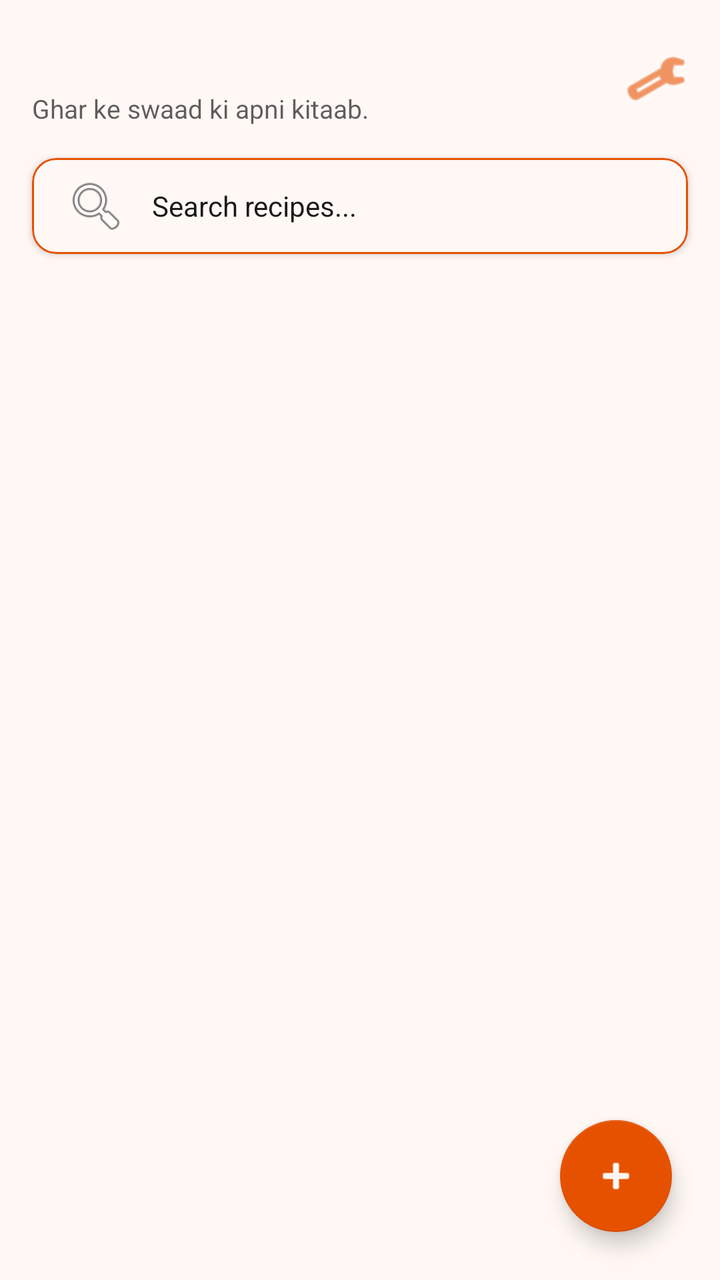
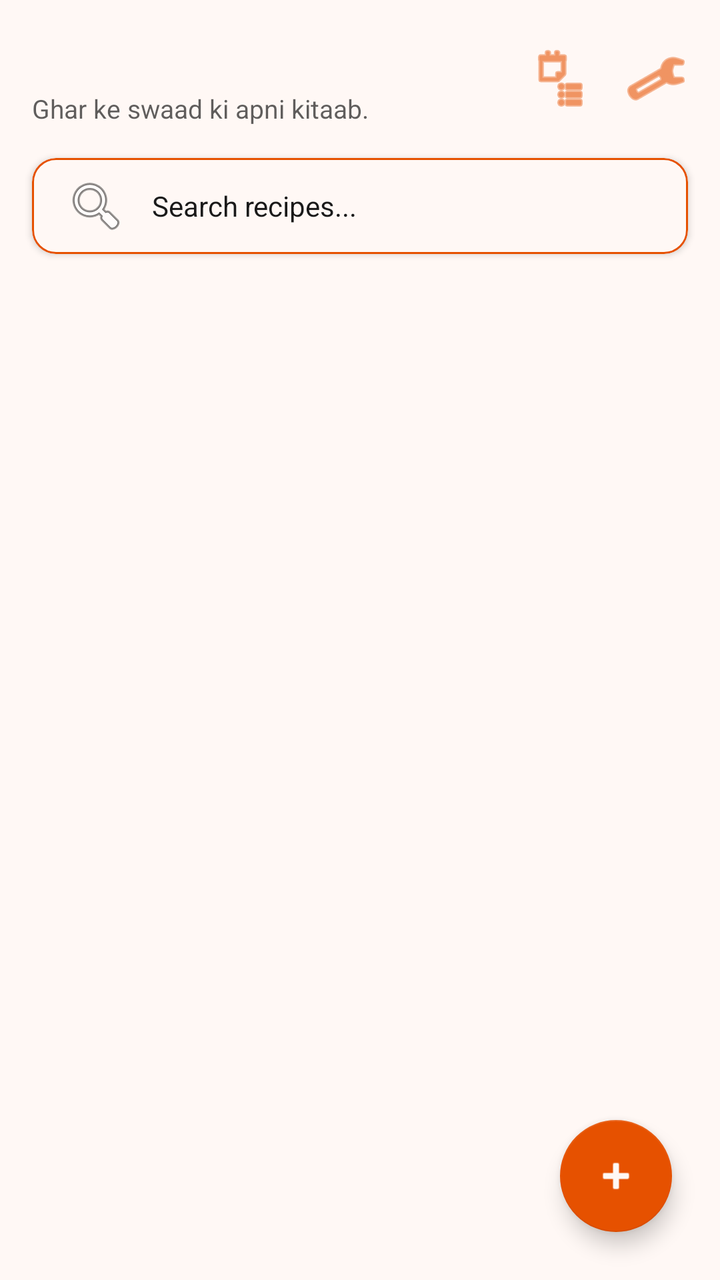

Two renders of the same Android screen: before a commit and after it. Below are the layout's source before the change and the commit's diff.
<!-- AndroidManifest.xml: application theme Theme.Annapurna -->
<!-- res/layout/activity_main.xml -->
<?xml version="1.0" encoding="utf-8"?>
<RelativeLayout xmlns:android="http://schemas.android.com/apk/res/android"
    xmlns:app="http://schemas.android.com/apk/res-auto"
    android:layout_width="match_parent"
    android:layout_height="match_parent"
    android:background="?attr/kitchenBg">

    
    <RelativeLayout
        android:id="@+id/headerLayout"
        android:layout_width="match_parent"
        android:layout_height="wrap_content"
        android:padding="16dp">

        <LinearLayout
            android:layout_width="wrap_content"
            android:layout_height="wrap_content"
            android:layout_alignParentStart="true"
            android:layout_centerVertical="true"
            android:orientation="vertical">

            <TextView
                android:id="@+id/txtGreetingHeader"
                android:layout_width="wrap_content"
                android:layout_height="wrap_content"
                android:fontFamily="sans-serif-bold"
                android:textColor="?attr/kitchenPrimary"
                android:textSize="22sp" />

            <TextView
                android:layout_width="wrap_content"
                android:layout_height="wrap_content"
                android:fontFamily="sans-serif"
                android:text="@string/app_tagline"
                android:textColor="?attr/kitchenTextMain"
                android:textSize="13sp"
                android:alpha="0.7" />
        </LinearLayout>

        <ImageView
            android:id="@+id/btnSettings"
            android:layout_width="32dp"
            android:layout_height="32dp"
            android:layout_alignParentEnd="true"
            android:layout_centerVertical="true"
            android:contentDescription="Settings"
            android:src="@android:drawable/ic_menu_manage"
            app:tint="?attr/kitchenPrimary" />
    </RelativeLayout>

    
    <com.google.android.material.card.MaterialCardView
        android:id="@+id/cardSearch"
        android:layout_width="match_parent"
        android:layout_height="wrap_content"
        android:layout_below="@id/headerLayout"
        android:layout_marginHorizontal="16dp"
        android:layout_marginBottom="12dp"
        app:cardBackgroundColor="?attr/kitchenBg"
        app:cardCornerRadius="12dp"
        app:cardElevation="2dp"
        app:strokeColor="?attr/kitchenPrimary"
        app:strokeWidth="1dp">

        <EditText
            android:id="@+id/etSearch"
            android:layout_width="match_parent"
            android:layout_height="48dp"
            android:background="@null"
            android:drawableStart="@android:drawable/ic_menu_search"
            android:drawablePadding="12dp"
            android:fontFamily="sans-serif"
            android:hint="@string/search_recipes"
            android:paddingHorizontal="16dp"
            android:textColor="?attr/kitchenTextMain"
            android:textColorHint="?attr/kitchenTextMain"
            android:textSize="14sp" />
    </com.google.android.material.card.MaterialCardView>

    
    <androidx.recyclerview.widget.RecyclerView
        android:id="@+id/rvRecipes"
        android:layout_width="match_parent"
        android:layout_height="match_parent"
        android:layout_above="@id/fabAddRecipe"
        android:layout_below="@id/cardSearch"
        android:clipToPadding="false"
        android:padding="12dp" />

    
    <LinearLayout
        android:id="@+id/layoutEmptyState"
        android:layout_width="match_parent"
        android:layout_height="wrap_content"
        android:layout_centerInParent="true"
        android:gravity="center"
        android:orientation="vertical"
        android:padding="32dp"
        android:visibility="gone">

        <ImageView
            android:layout_width="80dp"
            android:layout_height="80dp"
            android:alpha="0.4"
            android:src="@drawable/ic_handi_logo"
            app:tint="?attr/kitchenPrimary" />

        <TextView
            android:layout_width="wrap_content"
            android:layout_height="wrap_content"
            android:layout_marginTop="16dp"
            android:fontFamily="sans-serif-bold"
            android:text="No Recipes Found"
            android:textColor="?attr/kitchenPrimary"
            android:textSize="18sp" />

        <TextView
            android:layout_width="wrap_content"
            android:layout_height="wrap_content"
            android:layout_marginTop="6dp"
            android:alpha="0.7"
            android:fontFamily="sans-serif"
            android:gravity="center"
            android:text="Your kitchen vault is empty. Tap below to save your first secret family recipe!"
            android:textColor="?attr/kitchenTextMain"
            android:textSize="13sp" />

        <com.google.android.material.button.MaterialButton
            android:id="@+id/btnEmptyAddRecipe"
            android:layout_width="wrap_content"
            android:layout_height="wrap_content"
            android:layout_marginTop="16dp"
            android:fontFamily="sans-serif-medium"
            android:text="+ Add First Recipe"
            android:textColor="?attr/kitchenBg"
            app:backgroundTint="?attr/kitchenPrimary"
            app:cornerRadius="8dp" />

    </LinearLayout>

    
    <com.google.android.material.floatingactionbutton.FloatingActionButton
        android:id="@+id/fabAddRecipe"
        android:layout_width="wrap_content"
        android:layout_height="wrap_content"
        android:layout_alignParentEnd="true"
        android:layout_alignParentBottom="true"
        android:layout_margin="24dp"
        android:contentDescription="@string/desc_new_recipe"
        android:src="@android:drawable/ic_input_add"
        app:backgroundTint="?attr/kitchenPrimary"
        app:tint="?attr/kitchenBg" />

</RelativeLayout>
<!-- resources referenced by this layout -->
<resources>
  <!-- drawable ic_handi_logo: vector/xml drawable (drawable, 2802 chars, omitted) -->
  <string name="app_tagline">Ghar ke swaad ki apni kitaab.</string>
  <string name="desc_new_recipe">Create New Recipe</string>
  <string name="search_recipes">Search recipes...</string>
  <style name="Theme.Annapurna" parent="Theme.MaterialComponents.DayNight.NoActionBar">
          <item name="android:statusBarColor">?attr/kitchenPrimaryDark</item>
          <item name="android:windowLightStatusBar">false</item>
  
          
          <item name="kitchenPrimary">@color/kesar_primary</item>
          <item name="kitchenPrimaryDark">@color/kesar_primary_dark</item>
          <item name="kitchenAccent">@color/kesar_accent</item>
          <item name="kitchenBg">@color/kesar_bg_light</item>
          <item name="kitchenTextMain">@color/text_dark</item>
          <item name="kitchenTextSecondary">@color/text_muted_light</item>
      </style>
  <color name="kesar_primary">#E65100</color>
  <color name="kesar_primary_dark">#BF360C</color>
  <color name="kesar_accent">#FF9800</color>
  <color name="kesar_bg_light">#FFF8F5</color>
  <color name="text_dark">#1A1A1A</color>
  <color name="text_muted_light">#666666</color>
</resources>

<!-- the commit's change to res/layout/activity_main.xml (unified diff, before → after) -->
@@ -37,15 +37,31 @@
                 android:alpha="0.7" />
         </LinearLayout>
 
-        <ImageView
-            android:id="@+id/btnSettings"
-            android:layout_width="32dp"
-            android:layout_height="32dp"
+        <LinearLayout
+            android:layout_width="wrap_content"
+            android:layout_height="wrap_content"
             android:layout_alignParentEnd="true"
             android:layout_centerVertical="true"
-            android:contentDescription="Settings"
-            android:src="@android:drawable/ic_menu_manage"
-            app:tint="?attr/kitchenPrimary" />
+            android:gravity="center_vertical"
+            android:orientation="horizontal">
+
+            <ImageView
+                android:id="@+id/btnGrocery"
+                android:layout_width="32dp"
+                android:layout_height="32dp"
+                android:layout_marginEnd="16dp"
+                android:contentDescription="Grocery List"
+                android:src="@android:drawable/ic_menu_agenda"
+                app:tint="?attr/kitchenPrimary" />
+
+            <ImageView
+                android:id="@+id/btnSettings"
+                android:layout_width="32dp"
+                android:layout_height="32dp"
+                android:contentDescription="Settings"
+                android:src="@android:drawable/ic_menu_manage"
+                app:tint="?attr/kitchenPrimary" />
+        </LinearLayout>
     </RelativeLayout>
 
     
